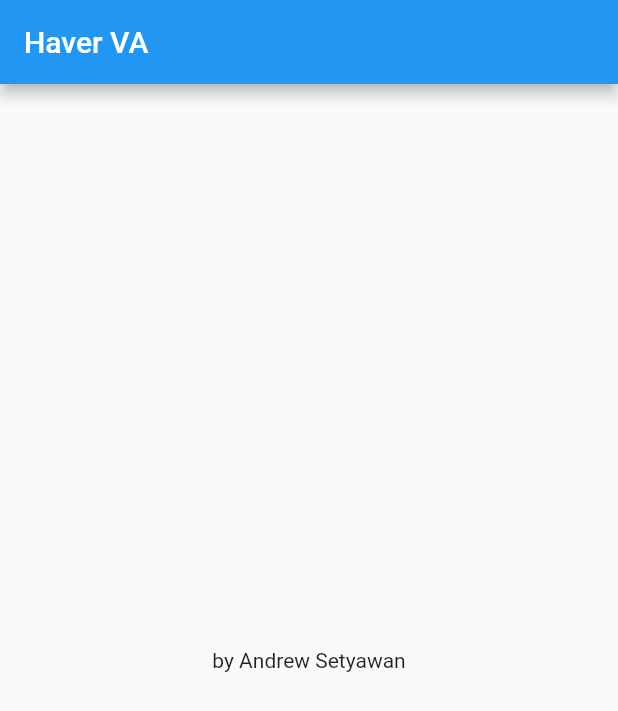
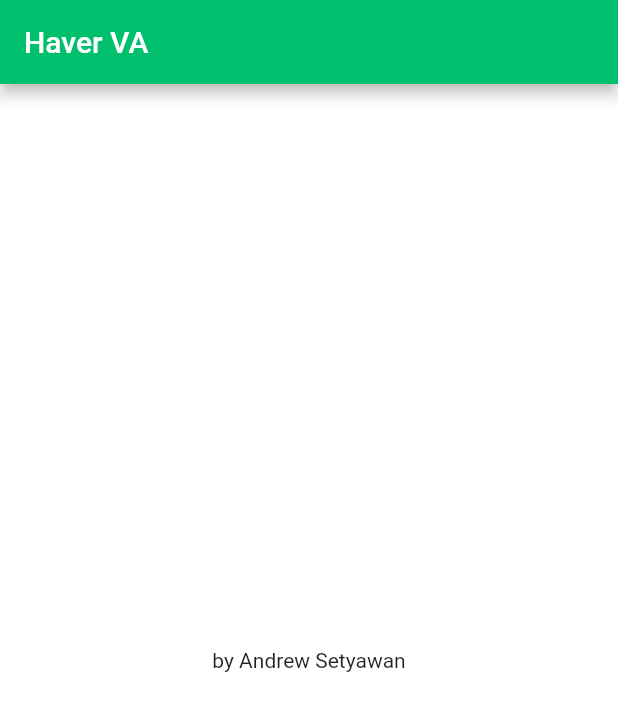
Before and after one commit to AndrewSich/haverva, a Flutter app: the screen it shows after launch, on a phone screen of 412 x 824 dp. Shown: the top 711 px of the screen. Run offline on Flutter 3.47's test engine with Material 2 defaults, Android fonts, the phone set to English and light mode, and no system bars.

```diff
--- a/lib/utils/theme.dart
+++ b/lib/utils/theme.dart
@@ -5,6 +5,13 @@ import 'constanta.dart';
 ThemeData LightThemeData(BuildContext context) {
   return ThemeData.light().copyWith(
     primaryColor: kPrimaryColor,
+    scaffoldBackgroundColor: Colors.white,
+    //appBarTheme: AppBarTheme,
+    colorScheme: ColorScheme.light(
+      primary: kPrimaryColor,
+      secondary: kSecondaryColor,
+      error: kErrorColor,
+    ),
   );
 }
 
```
Also changed, not shown: 1 other file.
